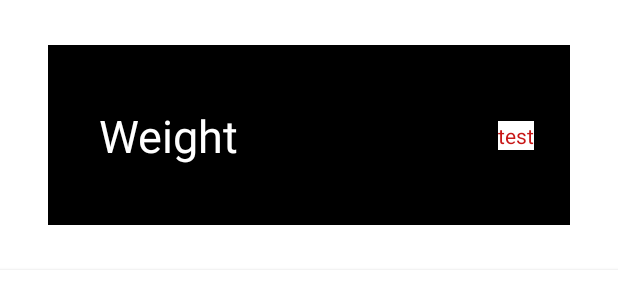
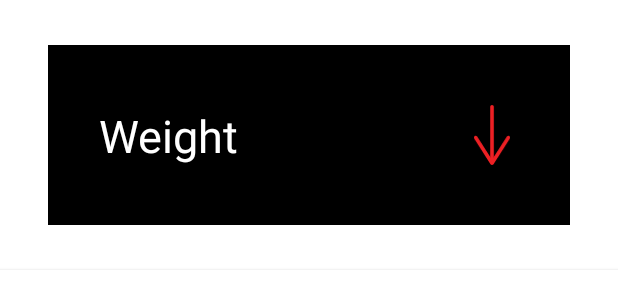
Before and after one commit to joaofmsilvaa/BodyBoost-Android-App, an Android app: the layout list_reports.xml on its own in the app's theme, with its tools: preview values and no code run, on a phone screen of 412 x 824 dp. Shown: the top 300 px of the screen. Run offline under Robolectric (Android 15) with nearby library versions, the phone set to English and light mode, and no system bars.

Commit message:
test commit

```diff
--- /dev/null
+++ b/BodyBoost/app/src/main/res/drawable/down_report.xml
@@ -0,0 +1,12 @@
+<vector xmlns:android="http://schemas.android.com/apk/res/android"
+    android:width="485.34dp"
+    android:height="800dp"
+    android:viewportWidth="485.34"
+    android:viewportHeight="800">
+  <path
+      android:pathData="m242.69,0c-13.32,0 -24.12,10.79 -24.12,24.12v717.89c0,13.32 10.8,24.12 24.12,24.12s24.12,-10.8 24.12,-24.12V24.12c0,-13.33 -10.8,-24.12 -24.12,-24.12Z"
+      android:fillColor="#ed2024"/>
+  <path
+      android:pathData="m11.16,412.34c11.21,-7.16 26.14,-3.84 33.3,7.4l198.22,311.25 198.22,-311.25c7.16,-11.23 22.09,-14.56 33.3,-7.4 11.21,7.16 14.46,22.16 7.4,33.3l-218.57,343.19c-4.43,6.95 -12.11,11.16 -20.35,11.16s-15.92,-4.22 -20.35,-11.16L3.77,445.65c-2.54,-4 -3.77,-8.5 -3.77,-12.93 0,-7.96 3.96,-15.76 11.16,-20.37Z"
+      android:fillColor="#ed2024"/>
+</vector>
--- a/BodyBoost/app/src/main/res/layout/list_reports.xml
+++ b/BodyBoost/app/src/main/res/layout/list_reports.xml
@@ -38,15 +38,13 @@
         app:layout_constraintStart_toStartOf="@+id/weightCard"
         app:layout_constraintTop_toTopOf="@+id/weightCard" />
 
-    <TextView
-        android:id="@+id/testTextView"
-        android:layout_width="wrap_content"
-        android:layout_height="wrap_content"
-        android:layout_marginEnd="24dp"
-        android:background="#FFFFFF"
-        android:text="test"
-        android:textColor="#C81717"
-        app:layout_constraintBottom_toBottomOf="parent"
+    <ImageView
+        android:id="@+id/imageViewTest"
+        android:layout_width="40dp"
+        android:layout_height="40dp"
+        android:layout_marginEnd="32dp"
+        app:layout_constraintBottom_toBottomOf="@+id/weightCard"
         app:layout_constraintEnd_toEndOf="@+id/weightCard"
-        app:layout_constraintTop_toTopOf="parent" />
+        app:layout_constraintTop_toTopOf="@+id/weightCard"
+        app:srcCompat="@drawable/down_report" />
 </androidx.constraintlayout.widget.ConstraintLayout>
```
Also changed, not shown: BodyBoost/app/src/main/java/com/example/bodyboost/MainActivity.java (+0 -9 lines), BodyBoost/app/src/main/java/com/example/bodyboost/Report_classes/ReportAdapter.java (+8 -6 lines), BodyBoost/app/src/main/res/drawable/same_report.xml (added, +12 -0 lines), BodyBoost/app/src/main/res/drawable/up_report.xml (added, +12 -0 lines), BodyBoost/app/src/main/res/layout/fragment_report.xml (+1 -23 lines).
